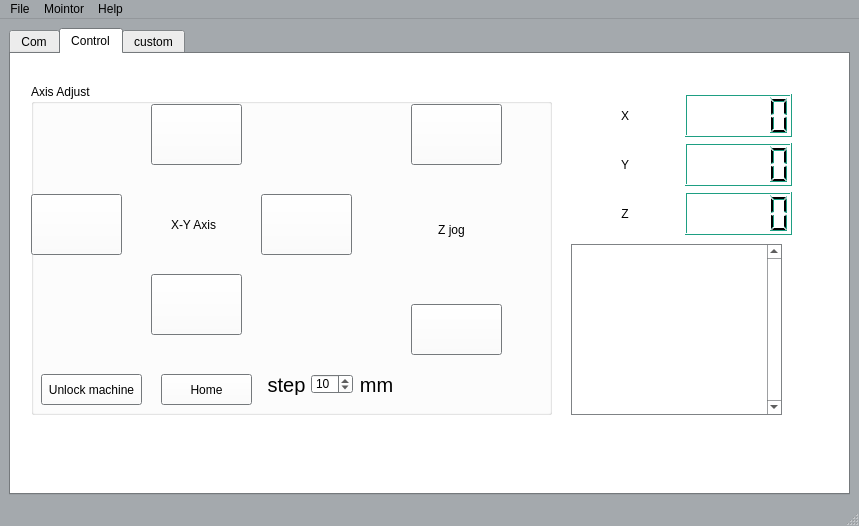
kmolLin/Pyquino, file core/mainwindow.ui: the form before one commit.
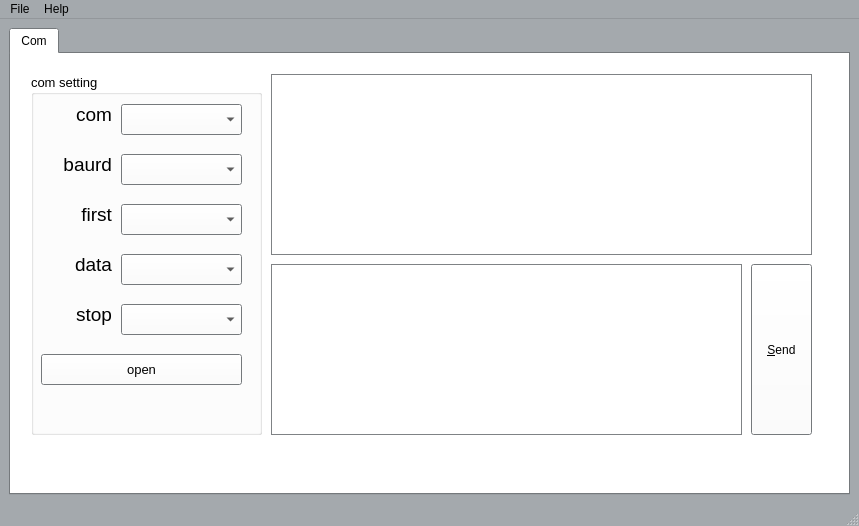
The form after the commit. The open tabs and pages were chosen to show the change. Icons and pictures are not drawn.

Patch:
```diff
--- a/core/mainwindow.ui
+++ b/core/mainwindow.ui
@@ -805,504 +805,6 @@
         </property>
        </widget>
       </widget>
-      <widget class="QWidget" name="tab_2">
-       <attribute name="title">
-        <string>Control</string>
-       </attribute>
-       <widget class="QGroupBox" name="groupBox_2">
-        <property name="geometry">
-         <rect>
-          <x>20</x>
-          <y>30</y>
-          <width>521</width>
-          <height>331</height>
-         </rect>
-        </property>
-        <property name="title">
-         <string>Axis Adjust</string>
-        </property>
-        <widget class="QPushButton" name="yAxisup">
-         <property name="geometry">
-          <rect>
-           <x>120</x>
-           <y>20</y>
-           <width>91</width>
-           <height>61</height>
-          </rect>
-         </property>
-         <property name="text">
-          <string/>
-         </property>
-         <property name="icon">
-          <iconset resource="../icons.qrc">
-           <normaloff>:/icons/arrow-up-b.png</normaloff>:/icons/arrow-up-b.png</iconset>
-         </property>
-         <property name="iconSize">
-          <size>
-           <width>30</width>
-           <height>30</height>
-          </size>
-         </property>
-        </widget>
-        <widget class="QPushButton" name="xAxisleft">
-         <property name="geometry">
-          <rect>
-           <x>0</x>
-           <y>110</y>
-           <width>91</width>
-           <height>61</height>
-          </rect>
-         </property>
-         <property name="text">
-          <string/>
-         </property>
-         <property name="icon">
-          <iconset resource="../icons.qrc">
-           <normaloff>:/icons/arrow-left-b.png</normaloff>:/icons/arrow-left-b.png</iconset>
-         </property>
-         <property name="iconSize">
-          <size>
-           <width>30</width>
-           <height>30</height>
-          </size>
-         </property>
-        </widget>
-        <widget class="QPushButton" name="xAxisrigh">
-         <property name="geometry">
-          <rect>
-           <x>230</x>
-           <y>110</y>
-           <width>91</width>
-           <height>61</height>
-          </rect>
-         </property>
-         <property name="text">
-          <string/>
-         </property>
-         <property name="icon">
-          <iconset resource="../icons.qrc">
-           <normaloff>:/icons/arrow-right-b.png</normaloff>:/icons/arrow-right-b.png</iconset>
-         </property>
-         <property name="iconSize">
-          <size>
-           <width>30</width>
-           <height>30</height>
-          </size>
-         </property>
-        </widget>
-        <widget class="QPushButton" name="yAxisdown">
-         <property name="geometry">
-          <rect>
-           <x>120</x>
-           <y>190</y>
-           <width>91</width>
-           <height>61</height>
-          </rect>
-         </property>
-         <property name="text">
-          <string/>
-         </property>
-         <property name="icon">
-          <iconset resource="../icons.qrc">
-           <normaloff>:/icons/arrow-down-b.png</normaloff>:/icons/arrow-down-b.png</iconset>
-         </property>
-         <property name="iconSize">
-          <size>
-           <width>30</width>
-           <height>30</height>
-          </size>
-         </property>
-        </widget>
-        <widget class="QPushButton" name="zupButton">
-         <property name="geometry">
-          <rect>
-           <x>380</x>
-           <y>20</y>
-           <width>91</width>
-           <height>61</height>
-          </rect>
-         </property>
-         <property name="text">
-          <string/>
-         </property>
-         <property name="icon">
-          <iconset resource="../icons.qrc">
-           <normaloff>:/icons/arrow-up-a.png</normaloff>:/icons/arrow-up-a.png</iconset>
-         </property>
-         <property name="iconSize">
-          <size>
-           <width>30</width>
-           <height>30</height>
-          </size>
-         </property>
-        </widget>
-        <widget class="QPushButton" name="zdownButton">
-         <property name="geometry">
-          <rect>
-           <x>380</x>
-           <y>220</y>
-           <width>91</width>
-           <height>51</height>
-          </rect>
-         </property>
-         <property name="text">
-          <string/>
-         </property>
-         <property name="icon">
-          <iconset resource="../icons.qrc">
-           <normaloff>:/icons/arrow-down-a.png</normaloff>:/icons/arrow-down-a.png</iconset>
-         </property>
-         <property name="iconSize">
-          <size>
-           <width>30</width>
-           <height>30</height>
-          </size>
-         </property>
-        </widget>
-        <widget class="QLabel" name="label_6">
-         <property name="geometry">
-          <rect>
-           <x>380</x>
-           <y>130</y>
-           <width>81</width>
-           <height>31</height>
-          </rect>
-         </property>
-         <property name="text">
-          <string>Z jog</string>
-         </property>
-         <property name="alignment">
-          <set>Qt::AlignCenter</set>
-         </property>
-        </widget>
-        <widget class="QPushButton" name="unlockMachine">
-         <property name="geometry">
-          <rect>
-           <x>10</x>
-           <y>290</y>
-           <width>101</width>
-           <height>31</height>
-          </rect>
-         </property>
-         <property name="palette">
-          <palette>
-           <active>
-            <colorrole role="ButtonText">
-             <brush brushstyle="SolidPattern">
-              <color alpha="255">
-               <red>0</red>
-               <green>0</green>
-               <blue>0</blue>
-              </color>
-             </brush>
-            </colorrole>
-           </active>
-           <inactive>
-            <colorrole role="ButtonText">
-             <brush brushstyle="SolidPattern">
-              <color alpha="255">
-               <red>0</red>
-               <green>0</green>
-               <blue>0</blue>
-              </color>
-             </brush>
-            </colorrole>
-           </inactive>
-           <disabled>
-            <colorrole role="ButtonText">
-             <brush brushstyle="SolidPattern">
-              <color alpha="255">
-               <red>30</red>
-               <green>159</green>
-               <blue>131</blue>
-              </color>
-             </brush>
-            </colorrole>
-           </disabled>
-          </palette>
-         </property>
-         <property name="text">
-          <string>Unlock machine</string>
-         </property>
-        </widget>
-        <widget class="QLabel" name="label_7">
-         <property name="geometry">
-          <rect>
-           <x>140</x>
-           <y>130</y>
-           <width>51</width>
-           <height>21</height>
-          </rect>
-         </property>
-         <property name="text">
-          <string>X-Y Axis</string>
-         </property>
-        </widget>
-        <widget class="QPushButton" name="homeButton">
-         <property name="geometry">
-          <rect>
-           <x>130</x>
-           <y>290</y>
-           <width>91</width>
-           <height>31</height>
-          </rect>
-         </property>
-         <property name="palette">
-          <palette>
-           <active>
-            <colorrole role="ButtonText">
-             <brush brushstyle="SolidPattern">
-              <color alpha="255">
-               <red>0</red>
-               <green>0</green>
-               <blue>0</blue>
-              </color>
-             </brush>
-            </colorrole>
-           </active>
-           <inactive>
-            <colorrole role="ButtonText">
-             <brush brushstyle="SolidPattern">
-              <color alpha="255">
-               <red>0</red>
-               <green>0</green>
-               <blue>0</blue>
-              </color>
-             </brush>
-            </colorrole>
-           </inactive>
-           <disabled>
-            <colorrole role="ButtonText">
-             <brush brushstyle="SolidPattern">
-              <color alpha="255">
-               <red>30</red>
-               <green>159</green>
-               <blue>131</blue>
-              </color>
-             </brush>
-            </colorrole>
-           </disabled>
-          </palette>
-         </property>
-         <property name="text">
-          <string>Home</string>
-         </property>
-        </widget>
-        <widget class="QSpinBox" name="stepbox">
-         <property name="geometry">
-          <rect>
-           <x>280</x>
-           <y>290</y>
-           <width>42</width>
-           <height>20</height>
-          </rect>
-         </property>
-         <property name="maximum">
-          <number>100</number>
-         </property>
-         <property name="singleStep">
-          <number>0</number>
-         </property>
-         <property name="value">
-          <number>10</number>
-         </property>
-        </widget>
-        <widget class="QLabel" name="label_11">
-         <property name="geometry">
-          <rect>
-           <x>230</x>
-           <y>290</y>
-           <width>51</width>
-           <height>21</height>
-          </rect>
-         </property>
-         <property name="font">
-          <font>
-           <pointsize>15</pointsize>
-          </font>
-         </property>
-         <property name="text">
-          <string>step</string>
-         </property>
-         <property name="alignment">
-          <set>Qt::AlignCenter</set>
-         </property>
-        </widget>
-        <widget class="QLabel" name="label_12">
-         <property name="geometry">
-          <rect>
-           <x>320</x>
-           <y>290</y>
-           <width>51</width>
-           <height>21</height>
-          </rect>
-         </property>
-         <property name="font">
-          <font>
-           <pointsize>15</pointsize>
-          </font>
-         </property>
-         <property name="text">
-          <string>mm</string>
-         </property>
-         <property name="alignment">
-          <set>Qt::AlignCenter</set>
-         </property>
-        </widget>
-       </widget>
-       <widget class="QWidget" name="gridLayoutWidget">
-        <property name="geometry">
-         <rect>
-          <x>560</x>
-          <y>40</y>
-          <width>221</width>
-          <height>141</height>
-         </rect>
-        </property>
-        <layout class="QGridLayout" name="gridLayout">
-         <item row="0" column="0">
-          <widget class="QLabel" name="label_8">
-           <property name="text">
-            <string>X</string>
-           </property>
-           <property name="alignment">
-            <set>Qt::AlignCenter</set>
-           </property>
-          </widget>
-         </item>
-         <item row="0" column="1">
-          <widget class="QLCDNumber" name="xAxis"/>
-         </item>
-         <item row="1" column="0">
-          <widget class="QLabel" name="label_9">
-           <property name="text">
-            <string>Y</string>
-           </property>
-           <property name="alignment">
-            <set>Qt::AlignCenter</set>
-           </property>
-          </widget>
-         </item>
-         <item row="1" column="1">
-          <widget class="QLCDNumber" name="yAxis"/>
-         </item>
-         <item row="2" column="1">
-          <widget class="QLCDNumber" name="zAxis"/>
-         </item>
-         <item row="2" column="0">
-          <widget class="QLabel" name="label_10">
-           <property name="text">
-            <string>Z</string>
-           </property>
-           <property name="alignment">
-            <set>Qt::AlignCenter</set>
-           </property>
-          </widget>
-         </item>
-        </layout>
-       </widget>
-       <widget class="QTextEdit" name="textEditReceived2">
-        <property name="geometry">
-         <rect>
-          <x>560</x>
-          <y>190</y>
-          <width>211</width>
-          <height>171</height>
-         </rect>
-        </property>
-        <property name="sizePolicy">
-         <sizepolicy hsizetype="Fixed" vsizetype="Fixed">
-          <horstretch>0</horstretch>
-          <verstretch>0</verstretch>
-         </sizepolicy>
-        </property>
-        <property name="font">
-         <font>
-          <pointsize>10</pointsize>
-         </font>
-        </property>
-        <property name="verticalScrollBarPolicy">
-         <enum>Qt::ScrollBarAlwaysOn</enum>
-        </property>
-        <property name="horizontalScrollBarPolicy">
-         <enum>Qt::ScrollBarAsNeeded</enum>
-        </property>
-        <property name="sizeAdjustPolicy">
-         <enum>QAbstractScrollArea::AdjustToContentsOnFirstShow</enum>
-        </property>
-        <property name="autoFormatting">
-         <set>QTextEdit::AutoBulletList</set>
-        </property>
-        <property name="readOnly">
-         <bool>true</bool>
-        </property>
-        <property name="overwriteMode">
-         <bool>true</bool>
-        </property>
-       </widget>
-      </widget>
-      <widget class="QWidget" name="tab_3">
-       <attribute name="title">
-        <string>custom</string>
-       </attribute>
-       <widget class="QWidget" name="horizontalLayoutWidget">
-        <property name="geometry">
-         <rect>
-          <x>50</x>
-          <y>10</y>
-          <width>631</width>
-          <height>361</height>
-         </rect>
-        </property>
-        <layout class="QHBoxLayout" name="graphyViewModule">
-         <item>
-          <widget class="QPushButton" name="pushButton">
-           <property name="text">
-            <string>PushButton</string>
-           </property>
-          </widget>
-         </item>
-         <item>
-          <widget class="QWidget" name="treeWidget" native="true">
-           <property name="contextMenuPolicy">
-            <enum>Qt::CustomContextMenu</enum>
-           </property>
-           <layout class="QVBoxLayout" name="verticalLayout_2">
-            <property name="leftMargin">
-             <number>0</number>
-            </property>
-            <property name="topMargin">
-             <number>0</number>
-            </property>
-            <property name="rightMargin">
-             <number>0</number>
-            </property>
-            <property name="bottomMargin">
-             <number>0</number>
-            </property>
-            <item>
-             <widget class="QTreeWidget" name="tree">
-              <attribute name="headerShowSortIndicator" stdset="0">
-               <bool>true</bool>
-              </attribute>
-              <column>
-               <property name="text">
-                <string>Name</string>
-               </property>
-              </column>
-              <column>
-               <property name="text">
-                <string>compoment</string>
-               </property>
-              </column>
-             </widget>
-            </item>
-           </layout>
-          </widget>
-         </item>
-        </layout>
-       </widget>
-      </widget>
      </widget>
     </item>
    </layout>
@@ -1330,15 +832,6 @@
     </widget>
     <addaction name="actionSend"/>
     <addaction name="actionExit"/>
-    <addaction name="menuchange"/>
-   </widget>
-   <widget class="QMenu" name="menuMointor">
-    <property name="title">
-     <string>Mointor</string>
-    </property>
-    <addaction name="actionVrep"/>
-    <addaction name="actionOpenGL"/>
-    <addaction name="actionControl"/>
    </widget>
    <widget class="QMenu" name="menuHelp">
     <property name="title">
@@ -1347,7 +840,6 @@
     <addaction name="actionPyquino_help"/>
    </widget>
    <addaction name="menuFile"/>
-   <addaction name="menuMointor"/>
    <addaction name="menuHelp"/>
   </widget>
   <action name="actionSend">
```
Left out of the diff: 9 changed lines with no effect on the pictures.
